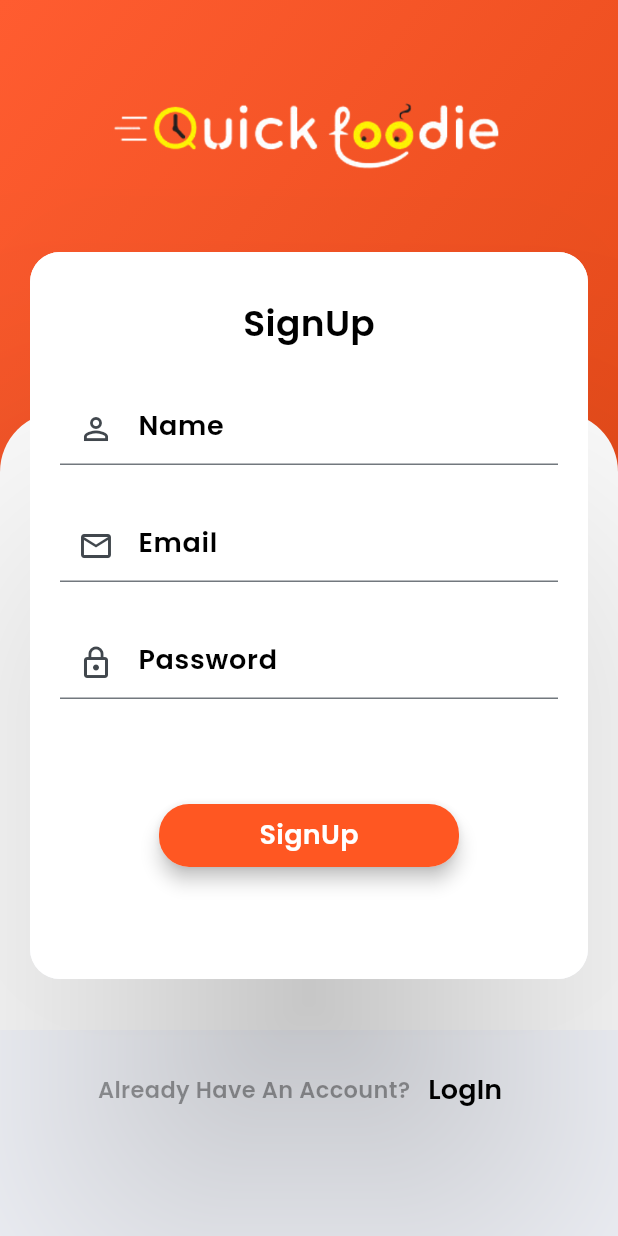
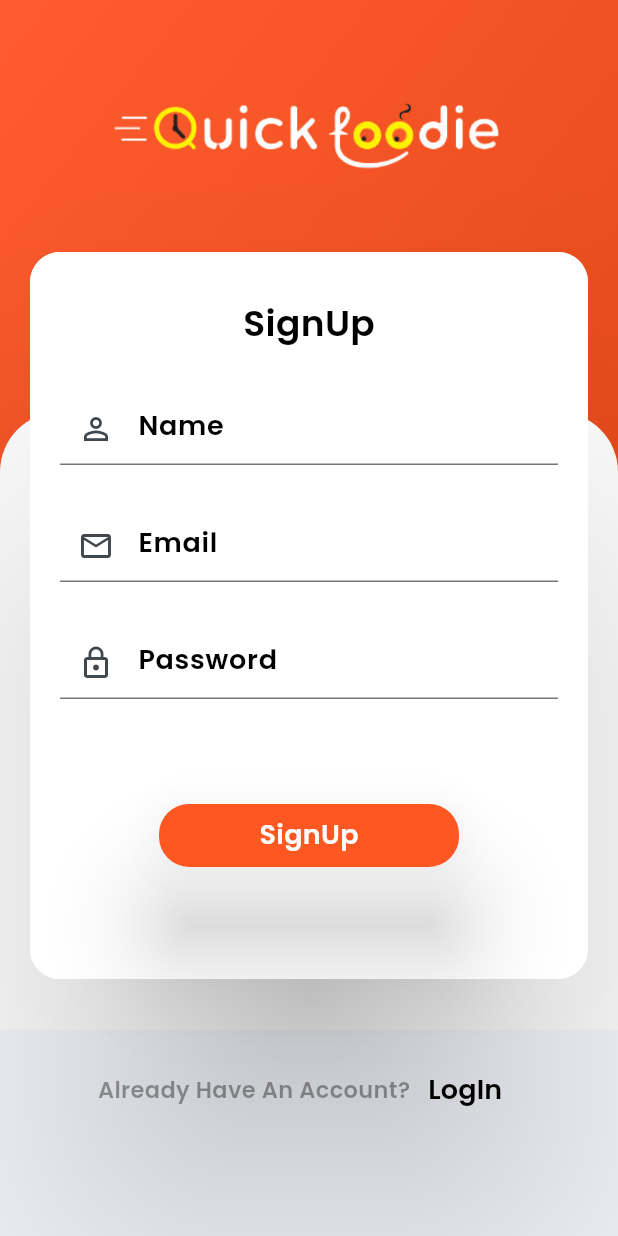
Before and after one commit to mudakkirafridi/E-Commerce-App, a Flutter app: the screen it shows after launch, after a tap on "LogIn", after a tap on "SignUp", on a phone screen of 412 x 824 dp. Run offline on Flutter 3.47's test engine with Material 3 defaults, Android fonts, the phone set to English and light mode, and no system bars; our stand-ins replace curved_navigation_bar, firebase_auth, firebase_core; accounts and stored records are empty.

Commit message:
button change

```diff
--- a/lib/pages/login.dart
+++ b/lib/pages/login.dart
@@ -167,13 +167,17 @@ class _LogInScreenState extends State<LogInScreen> {
                                         passwordController.text.toString());
                                   }
                                 },
+                                child: Material(
+                                  elevation: 30,
+                                  borderRadius: BorderRadius.circular(20),
                                   child: Container(
                                     width: 200,
                                     padding:
                                         const EdgeInsets.symmetric(vertical: 8),
                                     decoration: BoxDecoration(
                                         color: const Color(0xffff5722),
-                                      borderRadius: BorderRadius.circular(20)),
+                                        borderRadius:
+                                            BorderRadius.circular(20)),
                                     child: const Center(
                                       child: Text(
                                         "LogIn",
@@ -182,6 +186,7 @@ class _LogInScreenState extends State<LogInScreen> {
                                             fontSize: 18,
                                             fontFamily: "Poppins",
                                             fontWeight: FontWeight.bold),
+                                      ),
                                     ),
                                   ),
                                 ),
--- a/lib/pages/signup.dart
+++ b/lib/pages/signup.dart
@@ -170,7 +170,7 @@ class _SignUpScreenState extends State<SignUpScreen> {
                                 }
                               },
                               child: Material(
-                                elevation: 5,
+                                elevation: 30,
                                 borderRadius: BorderRadius.circular(20),
                                 child: Container(
                                   width: 200,
```
Lines whose indentation alone changed are shown as unchanged.
